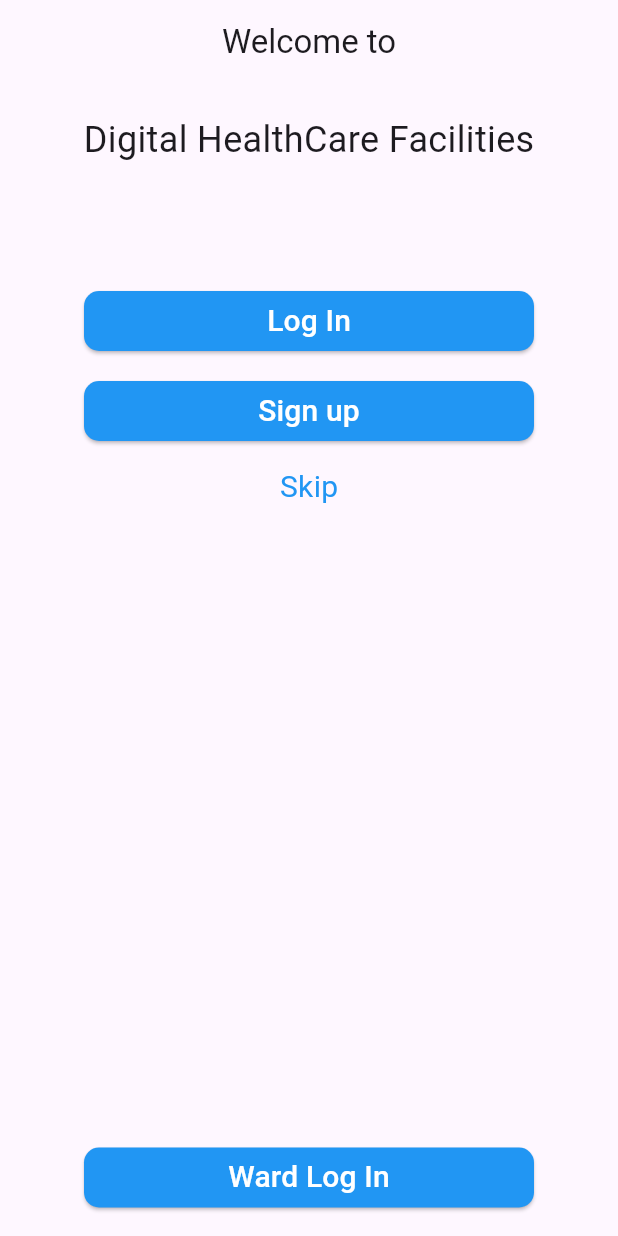
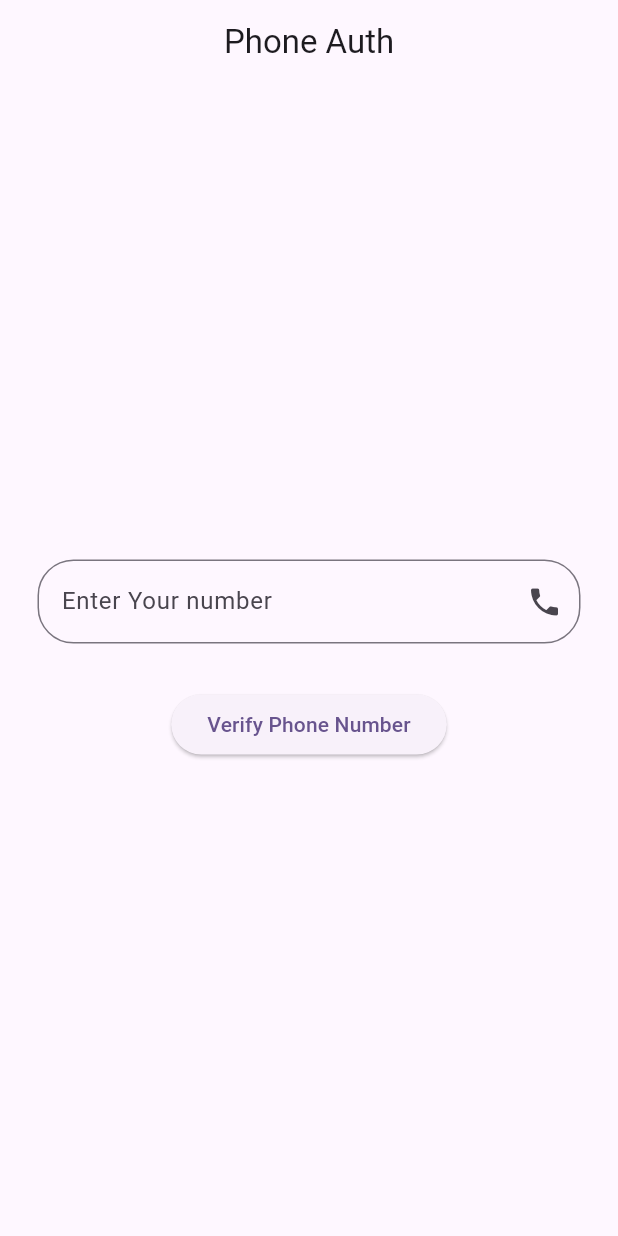
Before and after one commit to realakashdeep/Digital-Health-Care-Application, a Flutter app: the screen it shows after launch, on a phone screen of 412 x 824 dp. Run offline on Flutter 3.47's test engine with Material 3 defaults, Android fonts, the phone set to English and light mode, and no system bars; our stand-ins replace firebase_auth, firebase_core, flutter_svg; accounts and stored records are empty.

Commit message:
phone number authentication working , see lib/otp_test folder

```diff
--- a/lib/main.dart
+++ b/lib/main.dart
@@ -1,7 +1,14 @@
+import 'package:final_year_project/otp_test/phone_auth.dart';
 import 'package:flutter/material.dart';
 import 'screens/splash_screen.dart';
+import 'package:firebase_core/firebase_core.dart';
+import 'firebase_options.dart';
 
-void main() {
+Future<void>  main() async {
+  WidgetsFlutterBinding.ensureInitialized();
+  await Firebase.initializeApp(
+    options: DefaultFirebaseOptions.currentPlatform,
+  );
   runApp(const MyApp());
 }
 
@@ -18,7 +25,7 @@ class MyApp extends StatelessWidget {
         colorScheme: ColorScheme.fromSeed(seedColor: Colors.deepPurple),
         useMaterial3: true,
       ),
-      home: SplashScreen(), // Use SplashScreen as the initial screen
+      home: PhoneAuth(), // Use SplashScreen as the initial screen
     );
   }
 }
--- /dev/null
+++ b/lib/otp_test/phone_auth.dart
@@ -0,0 +1,55 @@
+import 'package:final_year_project/otp_test/otp.dart';
+import 'package:firebase_auth/firebase_auth.dart';
+import 'package:flutter/material.dart';
+
+class PhoneAuth extends StatefulWidget {
+  const PhoneAuth({super.key});
+
+  @override
+  State<PhoneAuth> createState() => _MyWidgetState();
+}
+
+class _MyWidgetState extends State<PhoneAuth> {
+  TextEditingController controller = TextEditingController();
+  @override
+  Widget build(BuildContext context) {
+    return Scaffold(
+      appBar: AppBar(
+        title: Text("Phone Auth"),
+        centerTitle: true,
+      ),
+      body: Column(
+        mainAxisAlignment: MainAxisAlignment.center,
+        children: [
+        Padding(
+          padding: const EdgeInsets.symmetric(horizontal: 25),
+          child: TextField(
+          controller: controller,
+          keyboardType: TextInputType.number,
+          decoration: InputDecoration(
+            hintText: "Enter Your number",
+            suffixIcon: Icon(Icons.phone),
+            border: OutlineInputBorder(borderRadius: BorderRadius.circular(24))
+          ),
+        ),
+        ),
+        SizedBox(height: 30),
+        ElevatedButton(
+          onPressed: ()async{
+            await FirebaseAuth.instance.verifyPhoneNumber(
+              verificationCompleted: (PhoneAuthCredential credential){ },
+              verificationFailed: (FirebaseAuthException exception){ },
+              codeSent: (String verificationId ,int? resendToken){
+
+                Navigator.push(context, MaterialPageRoute(builder: (context)=>MyOtp(verificationid:verificationId)));
+
+              },
+              codeAutoRetrievalTimeout: (String verificationId){},
+              phoneNumber: "+91" + controller.text.toString()
+            );
+          },
+          child: Text("Verify Phone Number"))
+      ],),
+    );
+  }
+}
--- a/lib/screens/user/user_otp.dart
+++ b/lib/screens/user/user_otp.dart
@@ -1,6 +1,5 @@
 import 'package:flutter/material.dart';
 import 'package:final_year_project/screens/user/user_home.dart';
-
 
 class Otp extends StatelessWidget {
   @override
--- a/pubspec.yaml
+++ b/pubspec.yaml
@@ -36,6 +36,10 @@ dependencies:
   # The following adds the Cupertino Icons font to your application.
   # Use with the CupertinoIcons class for iOS style icons.
   cupertino_icons: ^1.0.6
+  firebase_core: ^2.27.2
+  firebase_auth: ^4.18.0
+  firebase_storage: ^11.6.11
+  firebase_database: ^10.4.11
 
 dev_dependencies:
   flutter_test:
```
Also changed, not shown: lib/otp_test/otp.dart (added, +59 -0 lines), lib/firebase_options.dart (added), pubspec.lock, 9 other files.
